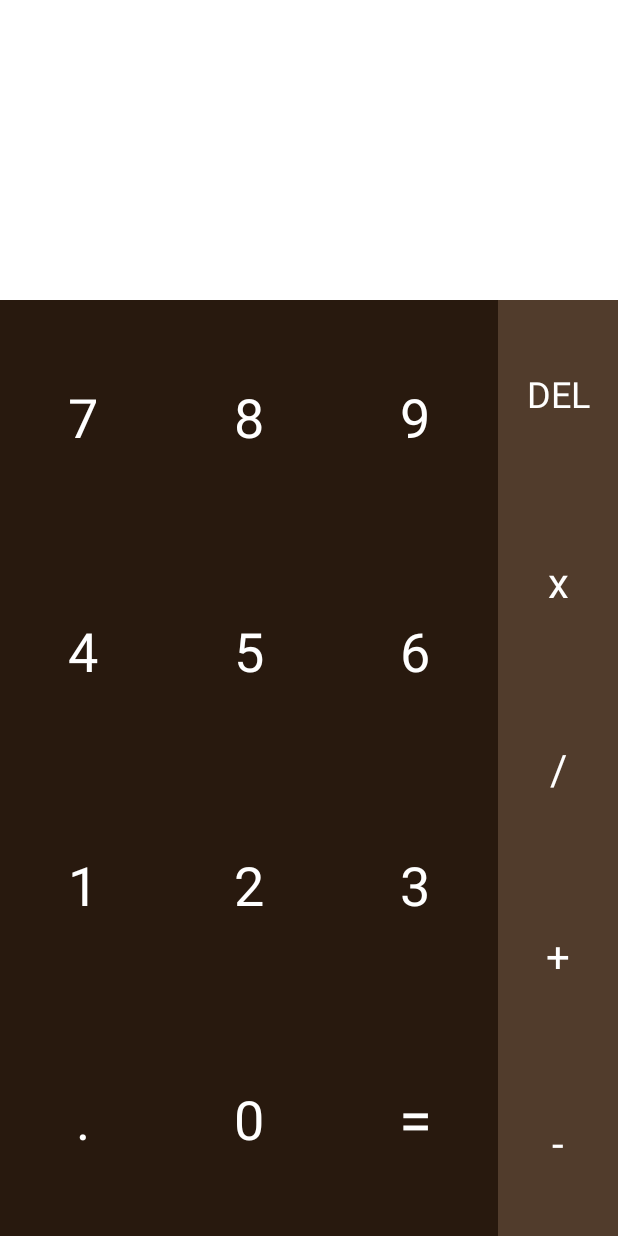
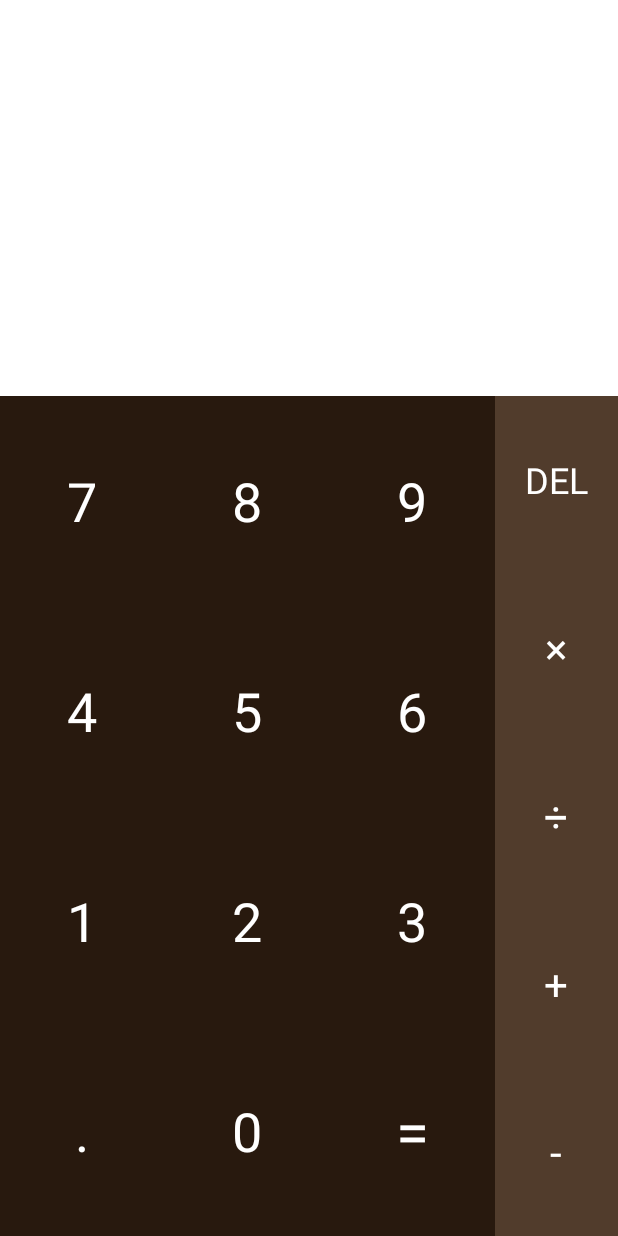
Before and after one commit to amsatrio/CalculatorM, an Android app: the screen it shows after launch (MainActivity), after a tap on "DEL", on a phone screen of 412 x 824 dp. Run offline under Robolectric (Android 15) with nearby library versions, the phone set to English and light mode, and no system bars.

Commit message:
Theme color, Navbar color, arithmetic operating symbol, fix "CLC" button, layout improvement

```diff
--- a/app/src/main/java/com/ams64/calculatorm/CalcView.kt
+++ b/app/src/main/java/com/ams64/calculatorm/CalcView.kt
@@ -30,21 +30,21 @@ import com.ams64.calculatorm.MainActivity
 
 
 class CalcView: MainActivity() {
-    var tempString: String = ""
+    var tempStringOperation: String = ""
     var tempResult: String = ""
     fun showTemp(
         inputStr: String,
         dataOnTextViewTemp: CharSequence?,
         dataOnTextViewResult: CharSequence?
     ): String {
-        tempString = dataOnTextViewTemp.toString()
+        tempStringOperation = dataOnTextViewTemp.toString()
         tempResult = dataOnTextViewResult.toString()
 
         if(inputStr == "DEL"){    //Delete Button Action in textViewTemp and Result
-            val temp = tempString
+            val temp = tempStringOperation
             if(temp.isNotEmpty()){
-                tempString = temp.substring(0,temp.length-1)
-                val calcActivity = CalcActivity(tempString)
+                tempStringOperation = temp.substring(0,temp.length-1)
+                val calcActivity = CalcActivity(tempStringOperation)
                 tempResult = try {
                     calcActivity.mainCalcActivity()
                 }catch (e:Exception){
@@ -53,24 +53,35 @@ class CalcView: MainActivity() {
             }
         }
         else if(inputStr == "CLC"){
-            tempString = ""
+            tempStringOperation = ""
             tempResult = ""
         }
         else if(inputStr in listOf("(",")","^")){
-            tempString += inputStr
+            tempStringOperation += inputStr
         }
-        else if(inputStr in listOf("+","-","/","x")){ //Operator Button Action in textViewTemp and Result
+        else if(inputStr in listOf("+","-","÷","×")){ //Operator Button Action in textViewTemp and Result
 
-            tempString += inputStr
+            tempStringOperation += when (inputStr) {
+                "÷" -> {
+                    "/"
+                }
+                "×" -> {
+                    "x"
+                }
+                else -> {
+                    inputStr
+                }
+            }
+
         }
         else if(inputStr in listOf("1","2","3","4","5","6","7","8","9","0",")")){  //Number Button Action in textViewTemp and Result
             if(tempResult.isNotEmpty()){
                 tempResult = ""
             }
-            tempString += inputStr
+            tempStringOperation += inputStr
             println("tempResult $tempResult" +
                     "\ninputStr $inputStr")
-            val temp: String = tempString
+            val temp: String = tempStringOperation
             val calcActivity = CalcActivity(temp)
             tempResult = try {
                 calcActivity.mainCalcActivity()
@@ -79,16 +90,16 @@ class CalcView: MainActivity() {
             }
         }
         else if(inputStr == "."){
-            tempString += inputStr
+            tempStringOperation += inputStr
         }
         else if(inputStr == "="){  //Equal Button Action in textViewTemp
-            val calcActivity = CalcActivity(tempString)
+            val calcActivity = CalcActivity(tempStringOperation)
             tempResult = try {
                 calcActivity.mainCalcActivity()
             }catch (e:Exception){
                 "SyntaxError"
             }
-            tempString = if(tempResult.isNotEmpty() && tempResult.isNotEmpty()) {
+            tempStringOperation = if(tempResult.isNotEmpty() && tempResult.isNotEmpty()) {
                 tempResult
             } else{
                 "0"
@@ -96,9 +107,10 @@ class CalcView: MainActivity() {
             tempResult = ""
         }
 
-        println("tempStringFinal $tempString" +
-                "tempResultFinal $tempResult")
-        return tempString
+        println("tempStringOperationFinal $tempStringOperation" +
+                "\ntempStringViewFinal $tempStringOperation" +
+                "\ntempResultFinal $tempResult")
+        return tempStringOperation
     }
 
 
@@ -106,8 +118,4 @@ class CalcView: MainActivity() {
     fun showResult(): String {
         return tempResult
     }
-
-
-
-
 }
--- a/app/src/main/java/com/ams64/calculatorm/FragmentAdapter.kt
+++ b/app/src/main/java/com/ams64/calculatorm/FragmentAdapter.kt
@@ -37,14 +37,14 @@ class FragmentAdapter(fragmentActivity: FragmentActivity) : FragmentStateAdapter
                 FragmentOne()
             }
             else -> {
-//                FragmentOne()
-                FragmentTwo()
+                FragmentOne()
+//                FragmentTwo()
             }
         }
     }
 
     override fun getItemCount(): Int {
-        return 2
+        return 1
     }
 
 }
--- a/app/src/main/java/com/ams64/calculatorm/FragmentOne.kt
+++ b/app/src/main/java/com/ams64/calculatorm/FragmentOne.kt
@@ -27,7 +27,6 @@ package com.ams64.calculatorm
 
 import android.content.Context
 import android.os.Bundle
-import android.util.Log
 import androidx.fragment.app.Fragment
 import android.view.LayoutInflater
 import android.view.View
@@ -35,7 +34,7 @@ import android.view.ViewGroup
 import android.widget.TextView
 
 class FragmentOne : Fragment() {
-    private var sendMessage: SendMessage? = null
+    private var sendData: SendData? = null
 
     override fun onCreate(savedInstanceState: Bundle?) {
         super.onCreate(savedInstanceState)
@@ -72,16 +71,26 @@ class FragmentOne : Fragment() {
         val textViewEqual: TextView = view.findViewById(R.id.textViewEqual)
 
         //Input
-        textView1.setOnClickListener{onSendData(textView1.text.toString())}
-        textView2.setOnClickListener{onSendData(textView2.text.toString())}
-        textView3.setOnClickListener{onSendData(textView3.text.toString())}
-        textView4.setOnClickListener{onSendData(textView4.text.toString())}
-        textView5.setOnClickListener{onSendData(textView5.text.toString())}
-        textView6.setOnClickListener{onSendData(textView6.text.toString())}
-        textView7.setOnClickListener{onSendData(textView7.text.toString())}
-        textView8.setOnClickListener{onSendData(textView8.text.toString())}
-        textView9.setOnClickListener{onSendData(textView9.text.toString())}
-        textView0.setOnClickListener{onSendData(textView0.text.toString())}
+        textView1.setOnClickListener{onSendData(textView1.text.toString())
+            textViewDel.text = resources.getString(R.string.del)}
+        textView2.setOnClickListener{onSendData(textView2.text.toString())
+            textViewDel.text = resources.getString(R.string.del)}
+        textView3.setOnClickListener{onSendData(textView3.text.toString())
+            textViewDel.text = resources.getString(R.string.del)}
+        textView4.setOnClickListener{onSendData(textView4.text.toString())
+            textViewDel.text = resources.getString(R.string.del)}
+        textView5.setOnClickListener{onSendData(textView5.text.toString())
+            textViewDel.text = resources.getString(R.string.del)}
+        textView6.setOnClickListener{onSendData(textView6.text.toString())
+            textViewDel.text = resources.getString(R.string.del)}
+        textView7.setOnClickListener{onSendData(textView7.text.toString())
+            textViewDel.text = resources.getString(R.string.del)}
+        textView8.setOnClickListener{onSendData(textView8.text.toString())
+            textViewDel.text = resources.getString(R.string.del)}
+        textView9.setOnClickListener{onSendData(textView9.text.toString())
+            textViewDel.text = resources.getString(R.string.del)}
+        textView0.setOnClickListener{onSendData(textView0.text.toString())
+            textViewDel.text = resources.getString(R.string.del)}
         textViewDot.setOnClickListener{onSendData(textViewDot.text.toString())}
 
         //Action
@@ -89,20 +98,24 @@ class FragmentOne : Fragment() {
         textViewDivide.setOnClickListener{onSendData(textViewDivide.text.toString())}
         textViewPlus.setOnClickListener{onSendData(textViewPlus.text.toString())}
         textViewMin.setOnClickListener{onSendData(textViewMin.text.toString())}
-        textViewDel.setOnClickListener {onSendData(textViewDel.text.toString())}
+        textViewDel.setOnClickListener {
+            onSendData(textViewDel.text.toString())
+            textViewDel.text = resources.getString(R.string.del)}
 
         //Result
-        textViewEqual.setOnClickListener{onSendData(textViewEqual.text.toString())}
+        textViewEqual.setOnClickListener{
+            textViewDel.text = resources.getString(R.string.clc)
+            onSendData(textViewEqual.text.toString())}
     }
 
     private fun onSendData(inputString: String){
-        sendMessage?.sendData(inputString.trim { it <= ' ' })
+        sendData?.sendData(inputString.trim { it <= ' ' })
     }
 
     override fun onAttach(context: Context) {
         super.onAttach(context)
-        sendMessage = try {
-            activity as SendMessage?
+        sendData = try {
+            activity as SendData?
         } catch (e: ClassCastException) {
             throw ClassCastException("Error in retrieving data")
         }
--- a/app/src/main/java/com/ams64/calculatorm/FragmentTwo.kt
+++ b/app/src/main/java/com/ams64/calculatorm/FragmentTwo.kt
@@ -34,7 +34,7 @@ import android.view.ViewGroup
 import android.widget.TextView
 
 class FragmentTwo : Fragment() {
-    private var sendMessage: SendMessage? = null
+    private var sendData: SendData? = null
 
     override fun onCreateView(inflater: LayoutInflater, container: ViewGroup?, savedInstanceState: Bundle?): View? {
         return inflater.inflate(R.layout.fragment_two, container, false)
@@ -54,7 +54,7 @@ class FragmentTwo : Fragment() {
     }
 
     private fun onSendData(inputString: String){
-        sendMessage?.sendData(inputString.trim { it <= ' ' })
+        sendData?.sendData(inputString.trim { it <= ' ' })
     }
 
 
@@ -63,7 +63,7 @@ class FragmentTwo : Fragment() {
          super.onAttach(context)
 
          try {
-              sendMessage = activity as SendMessage?
+              sendData = activity as SendData?
         } catch (e: ClassCastException) {
             throw ClassCastException("Error in retrieving data. Please try again")
         }
--- a/app/src/main/java/com/ams64/calculatorm/FragmentView.kt
+++ b/app/src/main/java/com/ams64/calculatorm/FragmentView.kt
@@ -71,7 +71,6 @@ class FragmentView : Fragment() {
 
         Log.d("displayReceivedData",message)
         Log.d("textViewTemp",textViewTemp?.text.toString())
-        textViewTemp?.text = message
 
         textViewTemp!!.text = calcView.showTemp(message, dataOnTextViewTemp, dataOnTextViewResult)
         textViewResult?.text = calcView.showResult()
--- a/app/src/main/java/com/ams64/calculatorm/MainActivity.kt
+++ b/app/src/main/java/com/ams64/calculatorm/MainActivity.kt
@@ -26,13 +26,11 @@
 package com.ams64.calculatorm
 
 import android.os.Bundle
-import android.util.Log
 import androidx.fragment.app.Fragment
 import androidx.fragment.app.FragmentActivity
-import androidx.viewpager2.adapter.FragmentViewHolder
 import androidx.viewpager2.widget.ViewPager2
 
-open class MainActivity : FragmentActivity(), SendMessage {
+open class MainActivity : FragmentActivity(), SendData {
 
     override fun onCreate(savedInstanceState: Bundle?) {
         super.onCreate(savedInstanceState)
@@ -56,4 +54,5 @@ open class MainActivity : FragmentActivity(), SendMessage {
             fragmentView.displayReceivedData(message)
         }
     }
+
 }
--- a/app/src/main/java/com/ams64/calculatorm/SendMessage.kt
+++ b/app/src/main/java/com/ams64/calculatorm/SendData.kt
@@ -25,6 +25,6 @@
 
 package com.ams64.calculatorm
 
-interface SendMessage {
+interface SendData {
     fun sendData(message: String?)
 }
--- a/app/src/main/res/layout/fragment_one.xml
+++ b/app/src/main/res/layout/fragment_one.xml
@@ -31,15 +31,18 @@
     android:layout_height="match_parent"
     tools:context=".FragmentOne">
 
-    <!-- TODO: Update blank fragment layout -->
-    <androidx.constraintlayout.widget.ConstraintLayout
+    <LinearLayout
         android:layout_width="match_parent"
-        android:layout_height="match_parent">
+        android:orientation="horizontal"
+        android:baselineAligned="false"
+        android:layout_height="match_parent"
+        tools:ignore="UselessParent">
 
         <LinearLayout
             android:id="@+id/linearLayout1"
-            android:layout_width="0dp"
-            android:layout_height="0dp"
+            android:layout_width="match_parent"
+            android:layout_height="match_parent"
+            android:layout_weight="0.2"
             android:orientation="vertical"
             app:layout_constraintBottom_toBottomOf="parent"
             app:layout_constraintEnd_toStartOf="@+id/linearLayout2"
@@ -52,7 +55,8 @@
                 android:layout_height="0dp"
                 android:layout_weight="1"
                 android:background="@color/brown2"
-                android:orientation="horizontal">
+                android:orientation="horizontal"
+                tools:ignore="NestedWeights">
 
 
                 <TextView
@@ -63,8 +67,7 @@
                     android:gravity="center"
                     android:text="@string/n7"
                     android:textColor="@color/white"
-                    android:textSize="36sp"
-                    tools:ignore="NestedWeights" />
+                    android:textSize="36sp" />
 
                 <TextView
                     android:id="@+id/textView8"
@@ -211,8 +214,9 @@
 
         <LinearLayout
             android:id="@+id/linearLayout2"
-            android:layout_width="80dp"
-            android:layout_height="0dp"
+            android:layout_width="match_parent"
+            android:layout_height="match_parent"
+            android:layout_weight="0.8"
             android:background="@color/brown1"
             android:orientation="vertical"
             app:layout_constraintBottom_toBottomOf="parent"
@@ -228,7 +232,8 @@
                 android:gravity="center"
                 android:text="@string/del"
                 android:textColor="@color/white"
-                android:textSize="24sp" />
+                android:textSize="24sp"
+                tools:ignore="NestedWeights" />
 
             <TextView
                 android:id="@+id/textViewTimes"
@@ -272,6 +277,6 @@
 
         </LinearLayout>
 
-    </androidx.constraintlayout.widget.ConstraintLayout>
+    </LinearLayout>
 
 </FrameLayout>
--- a/app/src/main/res/layout/main_activity.xml
+++ b/app/src/main/res/layout/main_activity.xml
@@ -24,19 +24,19 @@
   ~
   -->
 
-<androidx.constraintlayout.widget.ConstraintLayout xmlns:android="http://schemas.android.com/apk/res/android"
+<LinearLayout xmlns:android="http://schemas.android.com/apk/res/android"
     xmlns:app="http://schemas.android.com/apk/res-auto"
     xmlns:tools="http://schemas.android.com/tools"
     android:layout_width="match_parent"
     android:layout_height="match_parent"
-    android:background="@color/white"
-    tools:context=".MainActivity"
-    android:orientation="vertical">
+    android:orientation="vertical"
+    tools:context=".MainActivity">
 
     <androidx.viewpager2.widget.ViewPager2
         android:id="@+id/viewPagerView"
-        android:layout_width="0dp"
-        android:layout_height="200dp"
+        android:layout_width="match_parent"
+        android:layout_height="match_parent"
+        android:layout_weight="0.68"
         app:layout_constraintBottom_toTopOf="@+id/viewPagerOperation"
         app:layout_constraintEnd_toEndOf="parent"
         app:layout_constraintStart_toStartOf="parent"
@@ -44,11 +44,12 @@
 
     <androidx.viewpager2.widget.ViewPager2
         android:id="@+id/viewPagerOperation"
-        android:layout_width="0dp"
-        android:layout_height="0dp"
+        android:layout_width="match_parent"
+        android:layout_height="match_parent"
+        android:layout_weight="0.32"
         app:layout_constraintBottom_toBottomOf="parent"
         app:layout_constraintEnd_toEndOf="parent"
         app:layout_constraintStart_toStartOf="parent"
         app:layout_constraintTop_toBottomOf="@+id/viewPagerView" />
 
-</androidx.constraintlayout.widget.ConstraintLayout>
+</LinearLayout>
--- a/app/src/main/res/values-night/themes.xml
+++ /dev/null
@@ -1,41 +0,0 @@
-<!--
-  ~ MIT License
-  ~
-  ~ Copyright (c) 2021 A M Satrio
-  ~
-  ~ Permission is hereby granted, free of charge, to any person obtaining a copy
-  ~ of this software and associated documentation files (the "Software"), to deal
-  ~ in the Software without restriction, including without limitation the rights
-  ~ to use, copy, modify, merge, publish, distribute, sublicense, and/or sell
-  ~ copies of the Software, and to permit persons to whom the Software is
-  ~ furnished to do so, subject to the following conditions:
-  ~
-  ~ The above copyright notice and this permission notice shall be included in all
-  ~ copies or substantial portions of the Software.
-  ~
-  ~ THE SOFTWARE IS PROVIDED "AS IS", WITHOUT WARRANTY OF ANY KIND, EXPRESS OR
-  ~ IMPLIED, INCLUDING BUT NOT LIMITED TO THE WARRANTIES OF MERCHANTABILITY,
-  ~ FITNESS FOR A PARTICULAR PURPOSE AND NONINFRINGEMENT. IN NO EVENT SHALL THE
-  ~ AUTHORS OR COPYRIGHT HOLDERS BE LIABLE FOR ANY CLAIM, DAMAGES OR OTHER
-  ~ LIABILITY, WHETHER IN AN ACTION OF CONTRACT, TORT OR OTHERWISE, ARISING FROM,
-  ~ OUT OF OR IN CONNECTION WITH THE SOFTWARE OR THE USE OR OTHER DEALINGS IN THE
-  ~ SOFTWARE.
-  ~
-  -->
-
-<resources xmlns:tools="http://schemas.android.com/tools">
-    <!-- Base application theme. -->
-    <style name="Theme.CalculatorM" parent="Theme.MaterialComponents.DayNight.DarkActionBar">
-        <!-- Primary brand color. -->
-        <item name="colorPrimary">@color/purple_200</item>
-        <item name="colorPrimaryVariant">@color/purple_700</item>
-        <item name="colorOnPrimary">@color/black</item>
-        <!-- Secondary brand color. -->
-        <item name="colorSecondary">@color/teal_200</item>
-        <item name="colorSecondaryVariant">@color/teal_200</item>
-        <item name="colorOnSecondary">@color/black</item>
-        <!-- Status bar color. -->
-        <item name="android:statusBarColor" tools:targetApi="l">?attr/colorPrimaryVariant</item>
-        <!-- Customize your theme here. -->
-    </style>
-</resources>
--- a/app/src/main/res/values/colors.xml
+++ b/app/src/main/res/values/colors.xml
@@ -25,11 +25,6 @@
   -->
 
 <resources>
-    <color name="purple_200">#FFBB86FC</color>
-    <color name="purple_500">#2E2E2E</color>
-    <color name="purple_700">#090909</color>
-    <color name="teal_200">#FF03DAC5</color>
-    <color name="teal_700">#FF018786</color>
     <color name="black">#FF000000</color>
     <color name="white">#FFFFFFFF</color>
     <color name="brown1">#513C2C</color>
--- a/app/src/main/res/values/strings.xml
+++ b/app/src/main/res/values/strings.xml
@@ -36,20 +36,23 @@
     <string name="n7">7</string>
     <string name="n8">8</string>
     <string name="n9">9</string>
+    <string name="dot">.</string>
 
 
-    <string name="dot">.</string>
+
     <string name="min">-</string>
     <string name="plus">+</string>
-    <string name="divide">/</string>
-    <string name="times">x</string>
+    <string name="divide">÷</string>
+    <string name="times">×</string>
     <string name="equal">=</string>
     <string name="del">DEL</string>
     <string name="bracket1">(</string>
     <string name="bracket2">)</string>
     <string name="clc">CLC</string>
     <string name="pow">^</string>
-    <string name="syntaxerror">SyntaxError</string>
+    <string name="syntaxError">SyntaxError</string>
+
+    <string name="errorData">Error in retrieving data</string>
     <!-- TODO: Remove or change this placeholder text -->
     <string name="hello_blank_fragment">Hello blank fragment</string>
 
--- a/app/src/main/res/values/themes.xml
+++ b/app/src/main/res/values/themes.xml
@@ -25,17 +25,23 @@
 
 <resources xmlns:tools="http://schemas.android.com/tools">
     <!-- Base application theme. -->
-    <style name="Theme.CalculatorM" parent="Theme.MaterialComponents.DayNight.DarkActionBar">
+    <style name="Theme.CalculatorM" parent="Theme.MaterialComponents.Light.DarkActionBar">
         <!-- Primary brand color. -->
-        <item name="colorPrimary">@color/purple_500</item>
-        <item name="colorPrimaryVariant">@color/purple_700</item>
+        <item name="colorPrimary">@color/brown2</item>
+        <item name="colorPrimaryVariant">@color/brown1</item>
         <item name="colorOnPrimary">@color/white</item>
         <!-- Secondary brand color. -->
-        <item name="colorSecondary">@color/teal_200</item>
-        <item name="colorSecondaryVariant">@color/teal_700</item>
+        <item name="colorSecondary">@color/brown3</item>
+        <item name="colorSecondaryVariant">@color/brown1</item>
         <item name="colorOnSecondary">@color/black</item>
         <!-- Status bar color. -->
-        <item name="android:statusBarColor" tools:targetApi="l">?attr/colorPrimaryVariant</item>
+        <item name="android:statusBarColor" tools:targetApi="l">?attr/colorPrimary</item>
+        <!-- Navigation bar color. -->
+        <item name="android:navigationBarColor" tools:targetApi="21">?attr/colorPrimary</item>
+        <item name="android:navigationBarDividerColor"  tools:targetApi="27">?attr/colorPrimary</item>
+        <!-- Navigation bar button color. -->
+        <item name="android:windowLightNavigationBar"  tools:targetApi="27">false</item>
+
         <!-- Customize your theme here. -->
         <item name="windowNoTitle">true</item>
     </style>
```
Also changed, not shown: app/build.gradle (+4 -6 lines), 1 other file.
